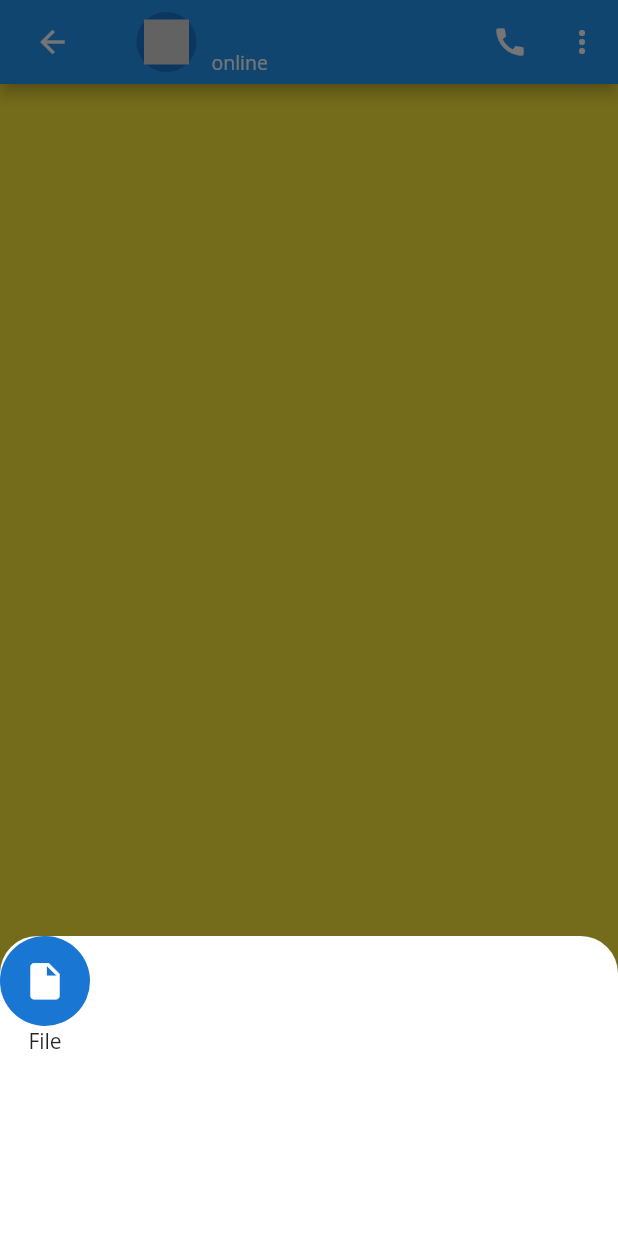
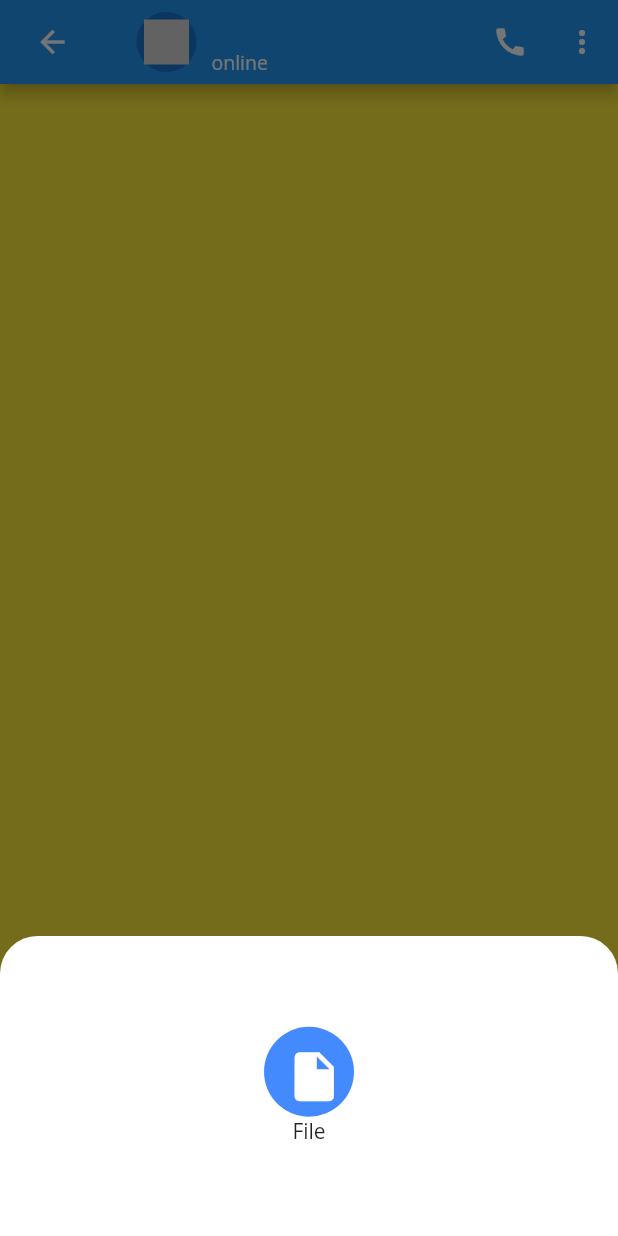
Before and after one commit to EhMaNa/chat_application, a Flutter app: the ChatPage screen opened directly with empty values, item 2 of the bottom bar chosen, on a phone screen of 412 x 824 dp. Run offline on Flutter 3.47's test engine with Material 2 defaults, Android fonts, the phone set to English and light mode, and no system bars; our stand-ins replace flutter_svg.

Commit message:
Update chatPage.dart

```diff
--- a/lib/screens/chatPage.dart
+++ b/lib/screens/chatPage.dart
@@ -57,10 +57,12 @@ class _ChatPageState extends State<ChatPage> {
           )
         ),
       child: Column(
+        mainAxisAlignment: MainAxisAlignment.center,
         children: [
           Row(
+            mainAxisAlignment: MainAxisAlignment.center,
             children: [
-              attachFileIcons()
+              attachFileIcons(Icons.insert_drive_file, Colors.blueAccent, "File")
             ],
           )
         ],
@@ -68,17 +70,21 @@ class _ChatPageState extends State<ChatPage> {
       );
   }
 
-  Widget attachFileIcons () {
+  Widget attachFileIcons (IconData icon, Color color, String name) {
     return Column(
       children: [
         CircleAvatar(
+          backgroundColor: color,
           radius: 30,
           child: IconButton(
             onPressed: (){},
-              icon: Icon(Icons.insert_drive_file,
-          size: 29,),)
+              icon: Icon(icon,
+                size: 39,
+                color: Colors.white,
+              ),
+          )
         ),
-        Text('File'),
+        Text(name),
       ],
     );
   }
```
